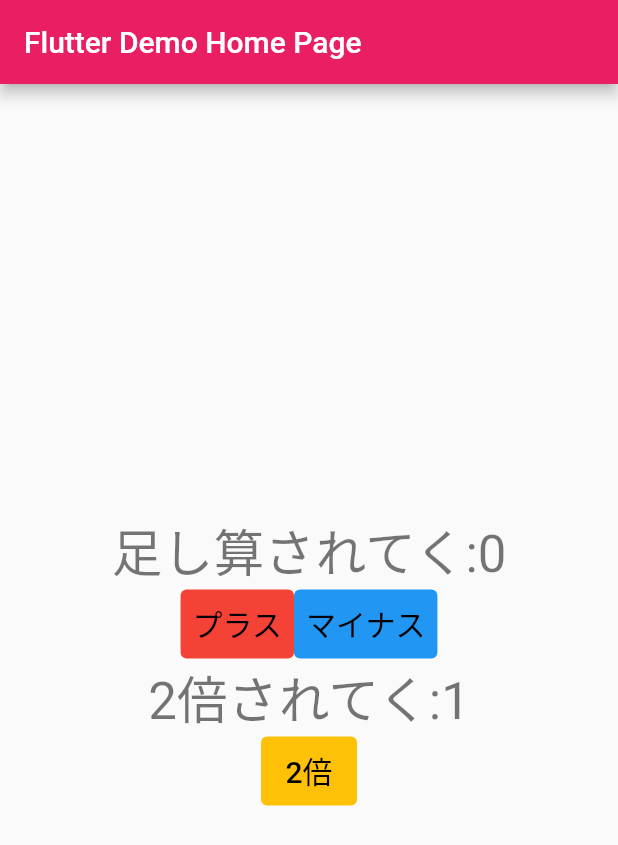
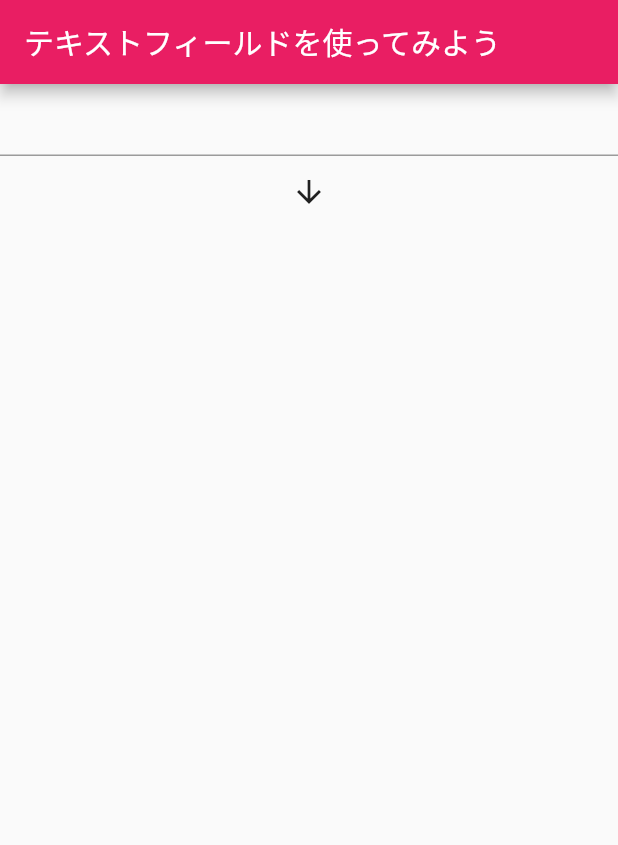
Before and after one commit to yoshi-non/flutter-practice, a Flutter app: the screen it shows after launch, on a phone screen of 412 x 824 dp. Shown: the top 845 px of the screen. Run offline on Flutter 3.47's test engine with Material 2 defaults, Android fonts, the phone set to English and light mode, and no system bars.

Commit message:
feat: テキストフィールドの作成

```diff
--- a/lib/main.dart
+++ b/lib/main.dart
@@ -1,4 +1,5 @@
 import 'package:flutter/material.dart';
+import 'package:sample02/text_field_page.dart';
 import 'my_home_page.dart';
 
 void main() {
@@ -18,7 +19,7 @@ class MyApp extends StatelessWidget {
         primarySwatch: Colors.pink,
       ),
       darkTheme: darkTheme,
-      home: const MyHomePage(title: 'Flutter Demo Home Page'),
+      home: const TextFieldPage(),
     );
   }
 }
--- /dev/null
+++ b/lib/text_field_page.dart
@@ -0,0 +1,45 @@
+import 'package:flutter/material.dart';
+
+class TextFieldPage extends StatefulWidget {
+  const TextFieldPage({Key? key}) : super(key: key);
+
+  @override
+  State<StatefulWidget> createState() {
+    return MyTextFieldState();
+  }
+}
+
+class MyTextFieldState extends State<TextFieldPage> {
+  String _showText = "";
+  String _tmpText = "";
+
+  void _showTextHandler() {
+    setState(() {
+      _showText = _tmpText;
+    });
+  }
+
+  @override
+  Widget build(BuildContext context) {
+    return Scaffold(
+      appBar: AppBar(
+        title: const Text("テキストフィールドを使ってみよう"),
+      ),
+      body: Column(
+        children: [
+          TextField(
+            onChanged: (value) {
+              setState(() {
+                _tmpText = value;
+              });
+            },
+          ),
+          IconButton(
+              onPressed: _showTextHandler,
+              icon: const Icon(Icons.arrow_downward)),
+          Text(_showText),
+        ],
+      ),
+    );
+  }
+}
```
